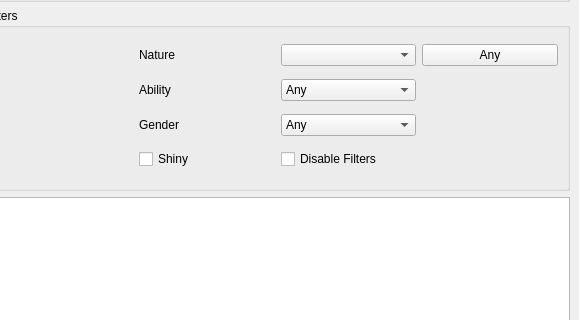
First picture: the form in Forms/MainWindow.ui, repository Admiral-Fish/RaidFinder, before the edit; both pictures show x 621 to 1200 and y 118 to 438 of the 1200 by 600 pixel window.
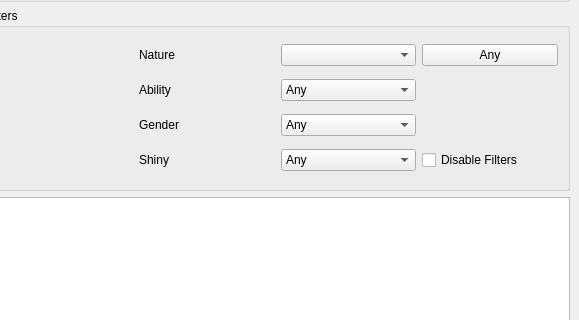
Second picture: the form after the edit. Custom widgets are drawn as their Qt base class.

Commit message: Show shiny type

```diff
--- a/Forms/MainWindow.ui
+++ b/Forms/MainWindow.ui
@@ -438,20 +438,39 @@
        <item row="0" column="0" rowspan="4">
         <widget class="IVFilter" name="ivFilter" native="true"/>
        </item>
-       <item row="3" column="1">
-        <widget class="QCheckBox" name="checkBoxShiny">
-         <property name="text">
-          <string>Shiny</string>
-         </property>
-        </widget>
-       </item>
-       <item row="3" column="2">
+       <item row="3" column="3">
         <widget class="QCheckBox" name="checkBoxDisableFilters">
          <property name="text">
           <string>Disable Filters</string>
          </property>
         </widget>
        </item>
+       <item row="3" column="2">
+        <widget class="QComboBox" name="comboBoxShiny">
+         <item>
+          <property name="text">
+           <string>Any</string>
+          </property>
+         </item>
+         <item>
+          <property name="text">
+           <string>Star</string>
+          </property>
+         </item>
+         <item>
+          <property name="text">
+           <string>Square</string>
+          </property>
+         </item>
+        </widget>
+       </item>
+       <item row="3" column="1">
+        <widget class="QLabel" name="labelShiny">
+         <property name="text">
+          <string>Shiny</string>
+         </property>
+        </widget>
+       </item>
       </layout>
      </widget>
     </item>
```
Left out of the diff: 2 changed lines with no effect on the pictures. The commit also changes 7 other files.
